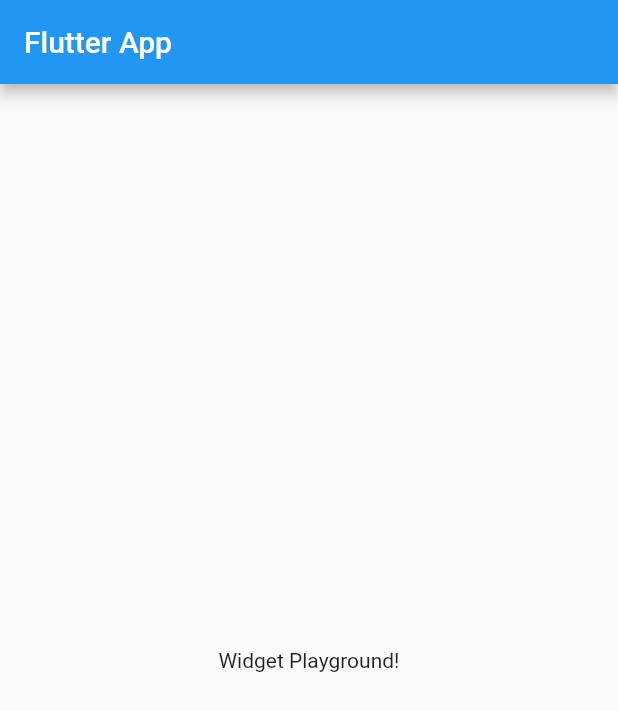
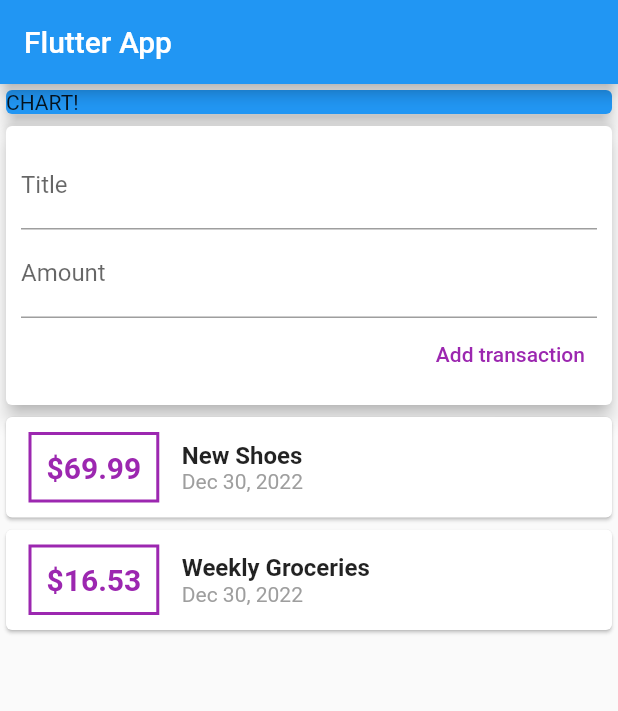
Before and after one commit to RetlavSource/StudyOf-Flutter, a Flutter app: the screen it shows after launch, on a phone screen of 412 x 824 dp. Shown: the top 711 px of the screen. Run offline on Flutter 3.47's test engine with Material 2 defaults, Android fonts, the phone set to English and light mode, and no system bars.

Commit message:
Finished lesson 85

```diff
--- a/flutter_expenses_app/lib/main.dart
+++ b/flutter_expenses_app/lib/main.dart
@@ -1,4 +1,7 @@
 import 'package:flutter/material.dart';
+import 'package:intl/intl.dart';
+
+import 'transaction.dart';
 
 void main() => runApp(MyApp());
 
@@ -13,14 +16,115 @@ class MyApp extends StatelessWidget {
 }
 
 class MyHomePage extends StatelessWidget {
+  final List<Transaction> transactions = [
+    Transaction(
+      id: 't1',
+      title: 'New Shoes',
+      amount: 69.99,
+      date: DateTime.now(),
+    ),
+    Transaction(
+      id: 't2',
+      title: 'Weekly Groceries',
+      amount: 16.53,
+      date: DateTime.now(),
+    ),
+  ];
+
   @override
   Widget build(BuildContext context) {
     return Scaffold(
       appBar: AppBar(
         title: Text('Flutter App'),
       ),
-      body: Center(
-        child: Text('Widget Playground!'),
+      body: Column(
+        // mainAxisAlignment: MainAxisAlignment.start,
+        crossAxisAlignment: CrossAxisAlignment.stretch,
+        children: <Widget>[
+          Container(
+            width: double.infinity,
+            child: Card(
+              color: Colors.blue,
+              child: Text('CHART!'),
+              elevation: 5,
+            ),
+          ),
+          Card(
+            elevation: 5,
+            child: Container(
+              padding: EdgeInsets.all(10),
+              child: Column(
+                crossAxisAlignment: CrossAxisAlignment.end,
+                children: <Widget>[
+                  TextField(
+                    decoration: InputDecoration(labelText: 'Title'),
+                  ),
+                  TextField(
+                    decoration: InputDecoration(labelText: 'Amount'),
+                  ),
+                  TextButton(
+                    child: Text('Add transaction'),
+                    style: ButtonStyle(
+                      foregroundColor: MaterialStateProperty.all(Colors.purple),
+                    ),
+                    onPressed: () {},
+                  ),
+                ],
+              ),
+            ),
+          ),
+          Column(
+            children: transactions.map(
+              (tx) {
+                return Card(
+                  child: Row(
+                    children: <Widget>[
+                      Container(
+                        margin: EdgeInsets.symmetric(
+                          vertical: 10,
+                          horizontal: 15,
+                        ),
+                        decoration: BoxDecoration(
+                          border: Border.all(
+                            color: Colors.purple,
+                            width: 2,
+                          ),
+                        ),
+                        padding: EdgeInsets.all(10),
+                        child: Text(
+                          '\$${tx.amount}',
+                          style: TextStyle(
+                            fontWeight: FontWeight.bold,
+                            fontSize: 20,
+                            color: Colors.purple,
+                          ),
+                        ),
+                      ),
+                      Column(
+                        crossAxisAlignment: CrossAxisAlignment.start,
+                        children: <Widget>[
+                          Text(
+                            tx.title,
+                            style: TextStyle(
+                              fontSize: 16,
+                              fontWeight: FontWeight.bold,
+                            ),
+                          ),
+                          Text(
+                            DateFormat.yMMMd().format(tx.date),
+                            style: TextStyle(
+                              color: Colors.grey,
+                            ),
+                          ),
+                        ],
+                      ),
+                    ],
+                  ),
+                );
+              },
+            ).toList(),
+          ),
+        ],
       ),
     );
   }
--- /dev/null
+++ b/flutter_expenses_app/lib/transaction.dart
@@ -0,0 +1,15 @@
+import 'package:flutter/foundation.dart';
+
+class Transaction {
+  String id;
+  String title;
+  double amount;
+  DateTime date;
+
+  Transaction({
+    @required this.id,
+    @required this.title,
+    @required this.amount,
+    @required this.date,
+  });
+}
--- a/flutter_expenses_app/pubspec.yaml
+++ b/flutter_expenses_app/pubspec.yaml
@@ -23,6 +23,7 @@ environment:
 dependencies:
   flutter:
     sdk: flutter
+  intl: ^0.15.8
 
 
   # The following adds the Cupertino Icons font to your application.
```
